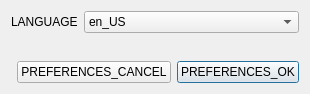
Before: the Qt Designer form src/GUI/PreferencesDialog.ui in fblupi/3DCurator, drawn with Qt 5.
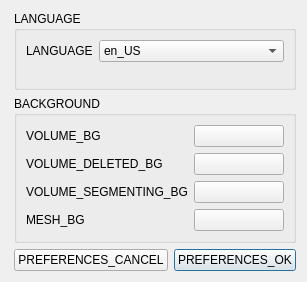
After: the same form once the commit is applied. Icons and pictures are not drawn.

Commit message: Background preferences in preferences dialog closes #102

```diff
--- a/src/GUI/PreferencesDialog.ui
+++ b/src/GUI/PreferencesDialog.ui
@@ -7,7 +7,7 @@
     <x>0</x>
     <y>0</y>
     <width>307</width>
-    <height>94</height>
+    <height>282</height>
    </rect>
   </property>
   <property name="maximumSize">
@@ -20,20 +20,7 @@
    <string>PREFERENCES</string>
   </property>
   <layout class="QGridLayout" name="gridLayout">
-   <item row="1" column="0">
-    <spacer name="horizontalSpacer">
-     <property name="orientation">
-      <enum>Qt::Horizontal</enum>
-     </property>
-     <property name="sizeHint" stdset="0">
-      <size>
-       <width>40</width>
-       <height>20</height>
-      </size>
-     </property>
-    </spacer>
-   </item>
-   <item row="1" column="1">
+   <item row="2" column="1">
     <widget class="QPushButton" name="cancelButton">
      <property name="text">
       <string>PREFERENCES_CANCEL</string>
@@ -43,7 +30,7 @@
      </property>
     </widget>
    </item>
-   <item row="1" column="2">
+   <item row="2" column="2">
     <widget class="QPushButton" name="okButton">
      <property name="text">
       <string>PREFERENCES_OK</string>
@@ -56,8 +43,27 @@
      </property>
     </widget>
    </item>
-   <item row="0" column="0" colspan="3">
-    <layout class="QFormLayout" name="formLayout">
+   <item row="2" column="0">
+    <spacer name="horizontalSpacer">
+     <property name="orientation">
+      <enum>Qt::Horizontal</enum>
+     </property>
+     <property name="sizeHint" stdset="0">
+      <size>
+       <width>40</width>
+       <height>20</height>
+      </size>
+     </property>
+    </spacer>
+   </item>
+   <item row="0" column="1" colspan="2">
+    <widget class="QGroupBox" name="languageGroup">
+     <property name="title">
+      <string>LANGUAGE</string>
+     </property>
+     <layout class="QGridLayout" name="gridLayout_2">
+      <item row="0" column="0">
+       <layout class="QFormLayout" name="languageLayout">
      <item row="0" column="0">
       <widget class="QLabel" name="languageLabel">
        <property name="text">
@@ -88,6 +94,96 @@
       </widget>
      </item>
     </layout>
+      </item>
+     </layout>
+    </widget>
+   </item>
+   <item row="1" column="1" colspan="2">
+    <widget class="QGroupBox" name="backgroundsGroup">
+     <property name="title">
+      <string>BACKGROUND</string>
+     </property>
+     <layout class="QGridLayout" name="gridLayout_3">
+      <item row="0" column="0">
+       <layout class="QFormLayout" name="bacgroundsLayout">
+        <item row="0" column="0">
+         <widget class="QLabel" name="volumeBackgroundLabel">
+          <property name="text">
+           <string>VOLUME_BG</string>
+          </property>
+         </widget>
+        </item>
+        <item row="0" column="1">
+         <widget class="QPushButton" name="volumeBackground">
+          <property name="minimumSize">
+           <size>
+            <width>0</width>
+            <height>0</height>
+           </size>
+          </property>
+          <property name="toolTip">
+           <string/>
+          </property>
+          <property name="autoFillBackground">
+           <bool>true</bool>
+          </property>
+          <property name="text">
+           <string/>
+          </property>
+         </widget>
+        </item>
+        <item row="1" column="0">
+         <widget class="QLabel" name="volumeDeletingBackgroundLabel">
+          <property name="text">
+           <string>VOLUME_DELETED_BG</string>
+          </property>
+         </widget>
+        </item>
+        <item row="1" column="1">
+         <widget class="QPushButton" name="volumeDeletingBackground">
+          <property name="toolTip">
+           <string/>
+          </property>
+          <property name="text">
+           <string/>
+          </property>
+         </widget>
+        </item>
+        <item row="3" column="0">
+         <widget class="QLabel" name="meshBackgroundLabel">
+          <property name="text">
+           <string>MESH_BG</string>
+          </property>
+         </widget>
+        </item>
+        <item row="3" column="1">
+         <widget class="QPushButton" name="meshBackground">
+          <property name="toolTip">
+           <string/>
+          </property>
+          <property name="text">
+           <string/>
+          </property>
+         </widget>
+        </item>
+        <item row="2" column="0">
+         <widget class="QLabel" name="volumeSegmentingBackgroundLabel">
+          <property name="text">
+           <string>VOLUME_SEGMENTING_BG</string>
+          </property>
+         </widget>
+        </item>
+        <item row="2" column="1">
+         <widget class="QPushButton" name="volumeSegmentingBackground">
+          <property name="text">
+           <string/>
+          </property>
+         </widget>
+        </item>
+       </layout>
+      </item>
+     </layout>
+    </widget>
    </item>
   </layout>
  </widget>
```
Lines whose indentation alone changed are shown as unchanged. The commit also changes 16 other files.
